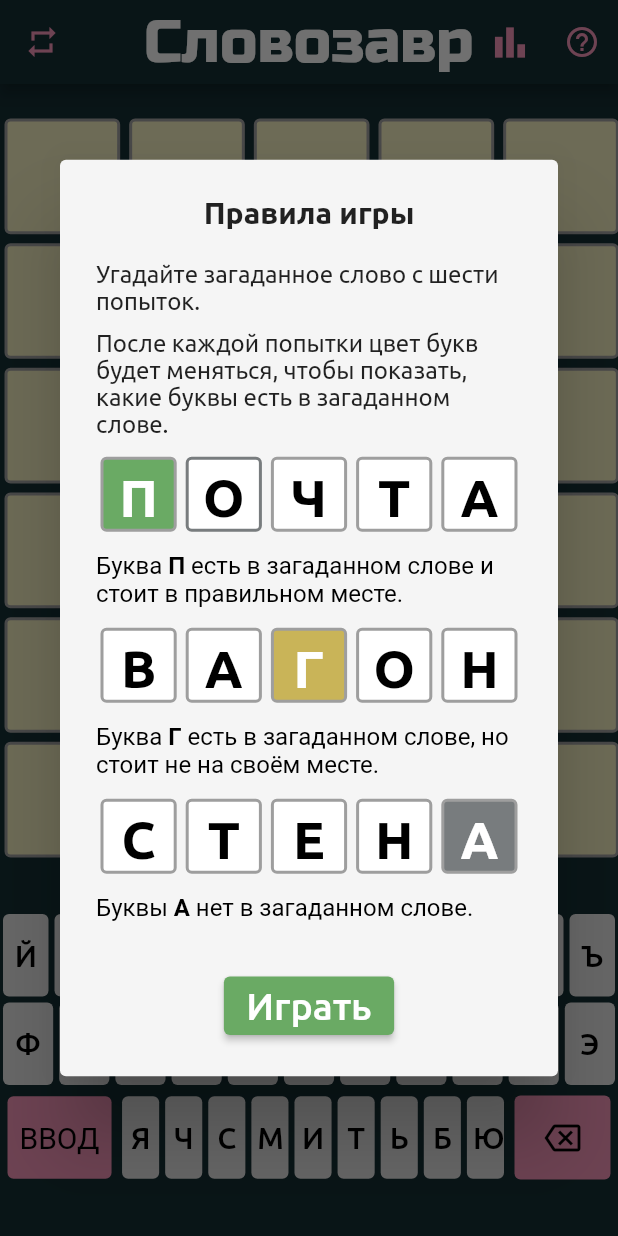
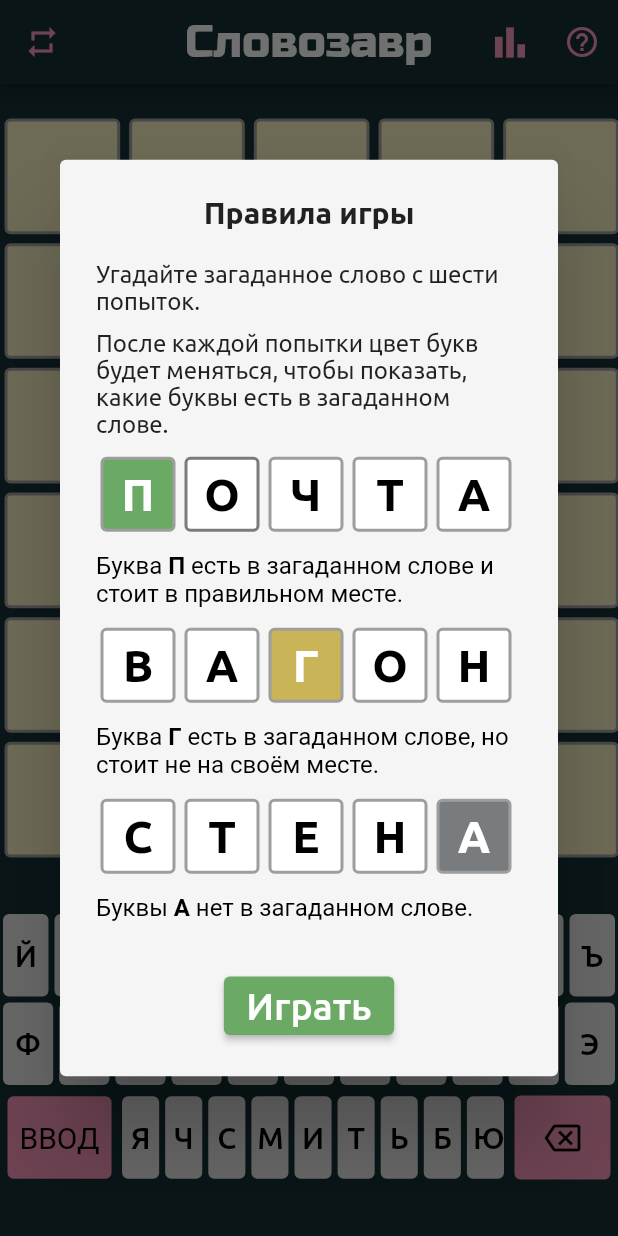
Before and after one commit to pocketdial/slovozavr_flutter, a Flutter app: the screen it shows after launch, on a phone screen of 412 x 824 dp. Run offline on Flutter 3.47's test engine with Material 2 defaults, Android fonts, the light colour scheme and no system bars; our stand-ins replace equatable, firebase_analytics, firebase_core, flutter_bloc, get_it, shared_preferences and 2 more; missing offline and left inert: firebase_analytics_web, firebase_core_web, shared_preferences_web; accounts and stored records are empty.

```diff
--- a/lib/feature/presentation/widgets/app_bar_widget.dart
+++ b/lib/feature/presentation/widgets/app_bar_widget.dart
@@ -12,7 +12,7 @@ class AppBarWidget {
       centerTitle: true,
       titleTextStyle: TextStyle(
         color: AppColors.appBarText,
-        fontSize: 40,
+        fontSize: 30,
         //fontWeight: FontWeight.bold,
         fontFamily: 'RussoOne',
       ),
--- a/lib/feature/presentation/widgets/row_of_frames_widget.dart
+++ b/lib/feature/presentation/widgets/row_of_frames_widget.dart
@@ -93,7 +93,7 @@ Widget frameDraw(String letter, Color colour, Color fontColour) {
           letter,
           style: TextStyle(
             fontFamily: 'Ubuntu',
-            fontSize: 45,
+            fontSize: 40,
             color: colour == AppColors.frameColorNew
                 ? Colors.black
                 : Colors.white, //fontColour,
--- a/lib/feature/presentation/widgets/rules_widget.dart
+++ b/lib/feature/presentation/widgets/rules_widget.dart
@@ -31,8 +31,7 @@ class RulesDialog extends StatelessWidget {
           ),
           Row(
             children: [
-              Expanded(
-                child: Container(
+              Container(
                 width: 50.0,
                 height: 50.0,
                 margin: const EdgeInsets.all(3.0),
@@ -49,7 +48,7 @@ class RulesDialog extends StatelessWidget {
                   child: Text(
                     'П',
                     style: TextStyle(
-                        fontSize: 35,
+                      fontSize: 30,
                       color: AppColors.frameFontColorOld,
                       fontWeight: FontWeight.bold,
                     ),
@@ -57,9 +56,7 @@ class RulesDialog extends StatelessWidget {
                   ),
                 ),
               ),
-              ),
-              Expanded(
-                child: Container(
+              Container(
                 width: 50.0,
                 height: 50.0,
                 margin: const EdgeInsets.all(3.0),
@@ -76,7 +73,7 @@ class RulesDialog extends StatelessWidget {
                   child: Text(
                     'О',
                     style: TextStyle(
-                        fontSize: 35,
+                      fontSize: 30,
                       color: AppColors.frameFontColorNew,
                       fontWeight: FontWeight.bold,
                     ),
@@ -84,9 +81,7 @@ class RulesDialog extends StatelessWidget {
                   ),
                 ),
               ),
-              ),
-              Expanded(
-                child: Container(
+              Container(
                 width: 50.0,
                 height: 50.0,
                 margin: const EdgeInsets.all(3.0),
@@ -103,7 +98,7 @@ class RulesDialog extends StatelessWidget {
                   child: Text(
                     'Ч',
                     style: TextStyle(
-                        fontSize: 35,
+                      fontSize: 30,
                       color: AppColors.frameFontColorNew,
                       fontWeight: FontWeight.bold,
                     ),
@@ -111,9 +106,7 @@ class RulesDialog extends StatelessWidget {
                   ),
                 ),
               ),
-              ),
-              Expanded(
-                child: Container(
+              Container(
                 width: 50.0,
                 height: 50.0,
                 margin: const EdgeInsets.all(3.0),
@@ -130,7 +123,7 @@ class RulesDialog extends StatelessWidget {
                   child: Text(
                     'T',
                     style: TextStyle(
-                        fontSize: 35,
+                      fontSize: 30,
                       color: AppColors.frameFontColorNew,
                       fontWeight: FontWeight.bold,
                     ),
@@ -138,9 +131,7 @@ class RulesDialog extends StatelessWidget {
                   ),
                 ),
               ),
-              ),
-              Expanded(
-                child: Container(
+              Container(
                 width: 50.0,
                 height: 50.0,
                 margin: const EdgeInsets.all(3.0),
@@ -157,12 +148,11 @@ class RulesDialog extends StatelessWidget {
                   child: Text(
                     'А',
                     style: TextStyle(
-                        fontSize: 35,
+                      fontSize: 30,
                       color: AppColors.frameFontColorNew,
                       fontWeight: FontWeight.bold,
                     ),
                     textAlign: TextAlign.center,
-                    ),
                   ),
                 ),
               ),
@@ -192,8 +182,7 @@ class RulesDialog extends StatelessWidget {
           ),
           Row(
             children: [
-              Expanded(
-                child: Container(
+              Container(
                 width: 50.0,
                 height: 50.0,
                 margin: const EdgeInsets.all(3.0),
@@ -210,7 +199,7 @@ class RulesDialog extends StatelessWidget {
                   child: Text(
                     'В',
                     style: TextStyle(
-                        fontSize: 35,
+                      fontSize: 30,
                       color: AppColors.frameFontColorNew,
                       fontWeight: FontWeight.bold,
                     ),
@@ -218,9 +207,7 @@ class RulesDialog extends StatelessWidget {
                   ),
                 ),
               ),
-              ),
-              Expanded(
-                child: Container(
+              Container(
                 width: 50.0,
                 height: 50.0,
                 margin: const EdgeInsets.all(3.0),
@@ -237,7 +224,7 @@ class RulesDialog extends StatelessWidget {
                   child: Text(
                     'А',
                     style: TextStyle(
-                        fontSize: 35,
+                      fontSize: 30,
                       color: AppColors.frameFontColorNew,
                       fontWeight: FontWeight.bold,
                     ),
@@ -245,9 +232,7 @@ class RulesDialog extends StatelessWidget {
                   ),
                 ),
               ),
-              ),
-              Expanded(
-                child: Container(
+              Container(
                 width: 50.0,
                 height: 50.0,
                 margin: const EdgeInsets.all(3.0),
@@ -264,7 +249,7 @@ class RulesDialog extends StatelessWidget {
                   child: Text(
                     'Г',
                     style: TextStyle(
-                        fontSize: 35,
+                      fontSize: 30,
                       color: AppColors.frameFontColorOld,
                       fontWeight: FontWeight.bold,
                     ),
@@ -272,9 +257,7 @@ class RulesDialog extends StatelessWidget {
                   ),
                 ),
               ),
-              ),
-              Expanded(
-                child: Container(
+              Container(
                 width: 50.0,
                 height: 50.0,
                 margin: const EdgeInsets.all(3.0),
@@ -291,7 +274,7 @@ class RulesDialog extends StatelessWidget {
                   child: Text(
                     'О',
                     style: TextStyle(
-                        fontSize: 35,
+                      fontSize: 30,
                       color: AppColors.frameFontColorNew,
                       fontWeight: FontWeight.bold,
                     ),
@@ -299,9 +282,7 @@ class RulesDialog extends StatelessWidget {
                   ),
                 ),
               ),
-              ),
-              Expanded(
-                child: Container(
+              Container(
                 width: 50.0,
                 height: 50.0,
                 margin: const EdgeInsets.all(3.0),
@@ -318,12 +299,11 @@ class RulesDialog extends StatelessWidget {
                   child: Text(
                     'Н',
                     style: TextStyle(
-                        fontSize: 35,
+                      fontSize: 30,
                       color: AppColors.frameFontColorNew,
                       fontWeight: FontWeight.bold,
                     ),
                     textAlign: TextAlign.center,
-                    ),
                   ),
                 ),
               ),
@@ -353,8 +333,7 @@ class RulesDialog extends StatelessWidget {
           ),
           Row(
             children: [
-              Expanded(
-                child: Container(
+              Container(
                 width: 50.0,
                 height: 50.0,
                 margin: const EdgeInsets.all(3.0),
@@ -371,7 +350,7 @@ class RulesDialog extends StatelessWidget {
                   child: Text(
                     'С',
                     style: TextStyle(
-                        fontSize: 35,
+                      fontSize: 30,
                       color: AppColors.frameFontColorNew,
                       fontWeight: FontWeight.bold,
                     ),
@@ -379,9 +358,7 @@ class RulesDialog extends StatelessWidget {
                   ),
                 ),
               ),
-              ),
-              Expanded(
-                child: Container(
+              Container(
                 width: 50.0,
                 height: 50.0,
                 margin: const EdgeInsets.all(3.0),
@@ -398,7 +375,7 @@ class RulesDialog extends StatelessWidget {
                   child: Text(
                     'Т',
                     style: TextStyle(
-                        fontSize: 35,
+                      fontSize: 30,
                       color: AppColors.frameFontColorNew,
                       fontWeight: FontWeight.bold,
                     ),
@@ -406,9 +383,7 @@ class RulesDialog extends StatelessWidget {
                   ),
                 ),
               ),
-              ),
-              Expanded(
-                child: Container(
+              Container(
                 width: 50.0,
                 height: 50.0,
                 margin: const EdgeInsets.all(3.0),
@@ -425,7 +400,7 @@ class RulesDialog extends StatelessWidget {
                   child: Text(
                     'Е',
                     style: TextStyle(
-                        fontSize: 35,
+                      fontSize: 30,
                       color: AppColors.frameFontColorNew,
                       fontWeight: FontWeight.bold,
                     ),
@@ -433,9 +408,7 @@ class RulesDialog extends StatelessWidget {
                   ),
                 ),
               ),
-              ),
-              Expanded(
-                child: Container(
+              Container(
                 width: 50.0,
                 height: 50.0,
                 margin: const EdgeInsets.all(3.0),
@@ -452,7 +425,7 @@ class RulesDialog extends StatelessWidget {
                   child: Text(
                     'Н',
                     style: TextStyle(
-                        fontSize: 35,
+                      fontSize: 30,
                       color: AppColors.frameFontColorNew,
                       fontWeight: FontWeight.bold,
                     ),
@@ -460,9 +433,7 @@ class RulesDialog extends StatelessWidget {
                   ),
                 ),
               ),
-              ),
-              Expanded(
-                child: Container(
+              Container(
                 width: 50.0,
                 height: 50.0,
                 margin: const EdgeInsets.all(3.0),
@@ -479,12 +450,11 @@ class RulesDialog extends StatelessWidget {
                   child: Text(
                     'А',
                     style: TextStyle(
-                        fontSize: 35,
+                      fontSize: 30,
                       color: AppColors.frameFontColorOld,
                       fontWeight: FontWeight.bold,
                     ),
                     textAlign: TextAlign.center,
-                    ),
                   ),
                 ),
               ),
--- a/lib/feature/presentation/widgets/statistics_widget.dart
+++ b/lib/feature/presentation/widgets/statistics_widget.dart
@@ -33,7 +33,7 @@ class _StatisticsDialogState extends State<StatisticsDialog> {
   Widget build(BuildContext context) {
     return AlertDialog(
       backgroundColor: AppColors.alertDialogs,
-      insetPadding: EdgeInsets.symmetric(vertical: 120),
+      insetPadding: EdgeInsets.symmetric(vertical: 130),
       title: Center(
         child: const Text(
           'Статистика игры',
@@ -43,7 +43,7 @@ class _StatisticsDialogState extends State<StatisticsDialog> {
         ),
       ),
       content: Column(
-        mainAxisAlignment: MainAxisAlignment.center,
+        mainAxisAlignment: MainAxisAlignment.start,
         children: [
           Row(
             mainAxisAlignment: MainAxisAlignment.center,
@@ -156,7 +156,7 @@ class _StatisticsDialogState extends State<StatisticsDialog> {
                       ),
                       Container(
                           height: 15,
-                          width: (int.parse(try1) / numWinGames) * 250 + 12,
+                          width: (int.parse(try1) / numWinGames) * 200 + 12,
                           color: wordCount == 1
                               ? AppColors.frameColorOk
                               : AppColors.frameColorNo,
@@ -181,7 +181,7 @@ class _StatisticsDialogState extends State<StatisticsDialog> {
                       ),
                       Container(
                           height: 15,
-                          width: (int.parse(try2) / numWinGames) * 250 + 12,
+                          width: (int.parse(try2) / numWinGames) * 200 + 12,
                           color: wordCount == 2
                               ? AppColors.frameColorOk
                               : AppColors.frameColorNo,
@@ -206,9 +206,9 @@ class _StatisticsDialogState extends State<StatisticsDialog> {
                       ),
                       Container(
                           height: 15,
-                          width: ((int.parse(try3) / numWinGames) * 250 < 10)
+                          width: ((int.parse(try3) / numWinGames) * 200 < 10)
                               ? 12
-                              : (int.parse(try3) / numWinGames) * 250,
+                              : (int.parse(try3) / numWinGames) * 200,
                           color: wordCount == 3
                               ? AppColors.frameColorOk
                               : AppColors.frameColorNo,
@@ -233,9 +233,9 @@ class _StatisticsDialogState extends State<StatisticsDialog> {
                       ),
                       Container(
                           height: 15,
-                          width: ((int.parse(try4) / numWinGames) * 250 < 10)
+                          width: ((int.parse(try4) / numWinGames) * 200 < 10)
                               ? 12
-                              : (int.parse(try4) / numWinGames) * 250,
+                              : (int.parse(try4) / numWinGames) * 200,
                           color: wordCount == 4
                               ? AppColors.frameColorOk
                               : AppColors.frameColorNo,
@@ -260,9 +260,9 @@ class _StatisticsDialogState extends State<StatisticsDialog> {
                       ),
                       Container(
                           height: 15,
-                          width: ((int.parse(try5) / numWinGames) * 250 < 10)
+                          width: ((int.parse(try5) / numWinGames) * 200 < 10)
                               ? 12
-                              : (int.parse(try5) / numWinGames) * 250,
+                              : (int.parse(try5) / numWinGames) * 200,
                           color: wordCount == 5
                               ? AppColors.frameColorOk
                               : AppColors.frameColorNo,
@@ -287,9 +287,9 @@ class _StatisticsDialogState extends State<StatisticsDialog> {
                       ),
                       Container(
                           height: 15,
-                          width: ((int.parse(try6) / numWinGames) * 250 < 10)
+                          width: ((int.parse(try6) / numWinGames) * 200 < 10)
                               ? 12
-                              : (int.parse(try6) / numWinGames) * 250,
+                              : (int.parse(try6) / numWinGames) * 200,
                           color: wordCount == 6
                               ? AppColors.frameColorOk
                               : AppColors.frameColorNo,
```
Also changed, not shown: 7 other files. Lines whose indentation alone changed are shown as unchanged.
